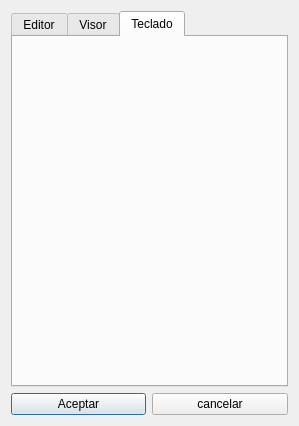
First picture: the form in menri-sub/configuracion/configuraciones.ui, repository oscarHH/menri-sub, before the edit.
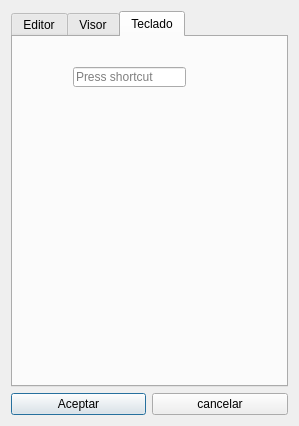
Second picture: the form after the edit. The open tabs and pages were chosen to show the change.

Diff of the .ui file:
```diff
--- a/menri-sub/configuracion/configuraciones.ui
+++ b/menri-sub/configuracion/configuraciones.ui
@@ -258,6 +258,16 @@
       <attribute name="title">
        <string>Teclado</string>
       </attribute>
+      <widget class="QKeySequenceEdit" name="teclado">
+       <property name="geometry">
+        <rect>
+         <x>60</x>
+         <y>30</y>
+         <width>113</width>
+         <height>20</height>
+        </rect>
+       </property>
+      </widget>
      </widget>
     </widget>
    </item>
```
